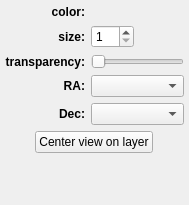
glue-viz/glue-wwt, file glue_wwt/viewer/layer_style_editor.ui: the form before one commit.
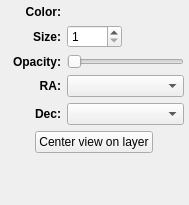
The form after the commit. Custom widgets are drawn as their Qt base class.

Commit message: Fix compatibility with Matplotlib 1.5, use smooth panning to avoid bug in WWT, and minor ui improvements.

```diff
--- a/glue_wwt/viewer/layer_style_editor.ui
+++ b/glue_wwt/viewer/layer_style_editor.ui
@@ -68,7 +68,7 @@
       </font>
      </property>
      <property name="text">
-      <string>transparency:</string>
+      <string>Opacity:</string>
      </property>
      <property name="alignment">
       <set>Qt::AlignRight|Qt::AlignTrailing|Qt::AlignVCenter</set>
@@ -100,7 +100,7 @@
       </font>
      </property>
      <property name="text">
-      <string>color:</string>
+      <string>Color:</string>
      </property>
      <property name="alignment">
       <set>Qt::AlignRight|Qt::AlignTrailing|Qt::AlignVCenter</set>
@@ -140,7 +140,7 @@
       </font>
      </property>
      <property name="text">
-      <string>size:</string>
+      <string>Size:</string>
      </property>
      <property name="alignment">
       <set>Qt::AlignRight|Qt::AlignTrailing|Qt::AlignVCenter</set>
```
The commit also changes 2 other files.
